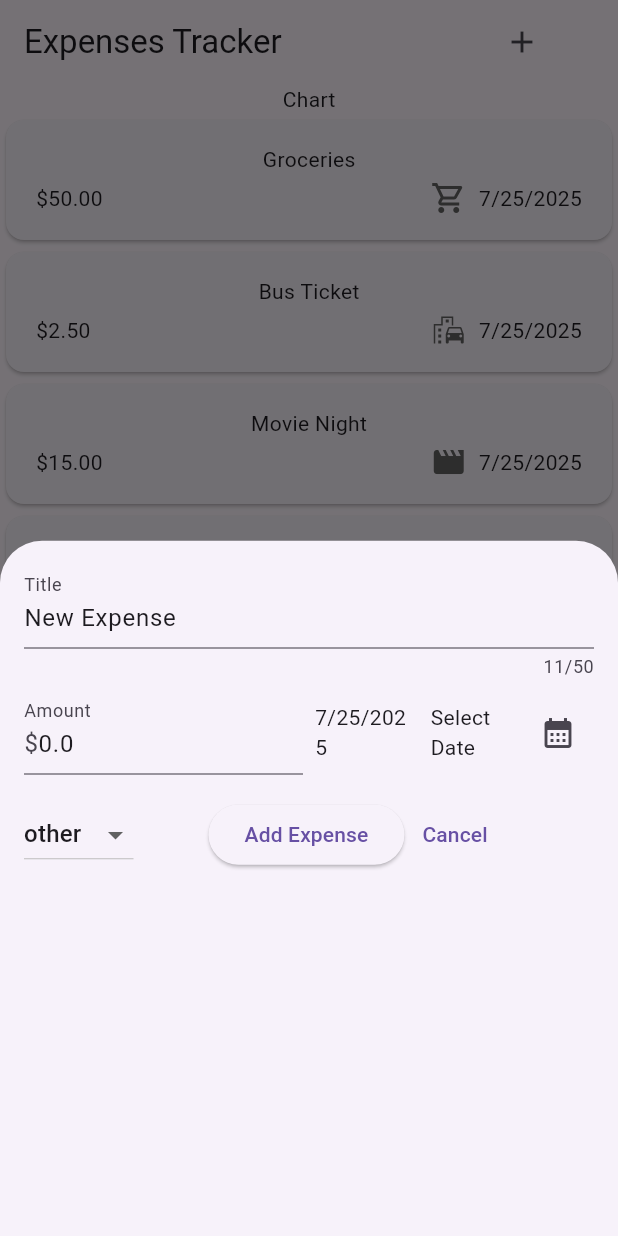
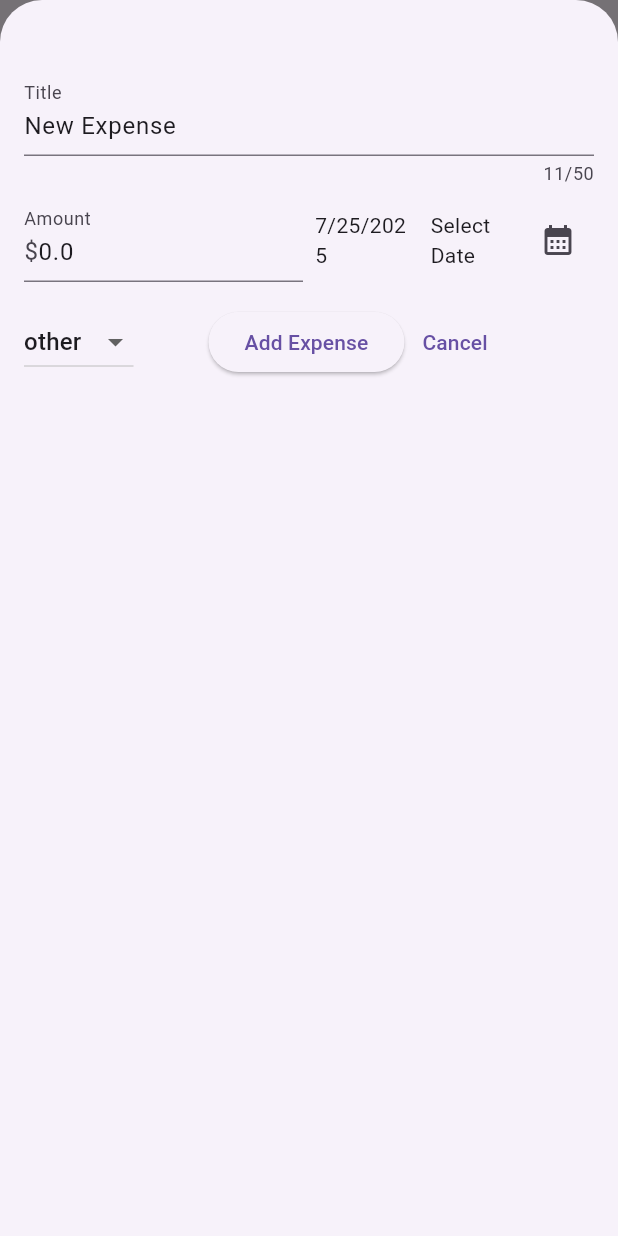
Before and after one commit to spinatose/expense_tracker, a Flutter app: the screen it shows after launch, after a tap on the "add" icon, on a phone screen of 412 x 824 dp. Run offline on Flutter 3.47's test engine with Material 3 defaults, Android fonts, the phone set to English and light mode, and no system bars.

Commit message:
cosmetic changes, added delete expense action on swipe

```diff
--- a/lib/presentation/screen/expenses_home.dart
+++ b/lib/presentation/screen/expenses_home.dart
@@ -46,6 +46,7 @@ class _ExpensesHomeState extends State<ExpensesHome> {
 
   void _openAddExpenseModal() {
     showModalBottomSheet(
+      isScrollControlled: true,
       context: context,
       builder: (ctx) {
         return ExpenseEdit(onSubmit: (expense) => {
--- a/lib/presentation/widgets/expenses_list/expenses_list.dart
+++ b/lib/presentation/widgets/expenses_list/expenses_list.dart
@@ -13,7 +13,20 @@ class ExpensesList extends StatelessWidget {
     return Expanded(
       child: ListView.builder(
         itemCount: expenses.length,
-        itemBuilder: (context, index) => ExpenseItem(expense: expenses[index]),
+        itemBuilder: (context, index) => Dismissible(
+          key: ValueKey(expenses[index]),
+          onDismissed: (direction) {
+            expenses.removeAt(index);
+            ScaffoldMessenger.of(context).showSnackBar(
+              SnackBar(
+                content: Text(
+                  '${expenses[index].title} dismissed',
+                ),
+              ),
+            );
+          },
+          child: ExpenseItem(expense: expenses[index]),
+        ),
       ),
     );
   }
--- a/lib/presentation/widgets/forms/expense_edit.dart
+++ b/lib/presentation/widgets/forms/expense_edit.dart
@@ -91,7 +91,7 @@ class _ExpenseEditState extends State<ExpenseEdit> {
   @override
   Widget build(BuildContext context) {
     return Padding(
-      padding: EdgeInsets.all(16),
+      padding: EdgeInsets.fromLTRB(16, 48, 16, 16),
       child: Column(
         children: [
           TextField(
```
